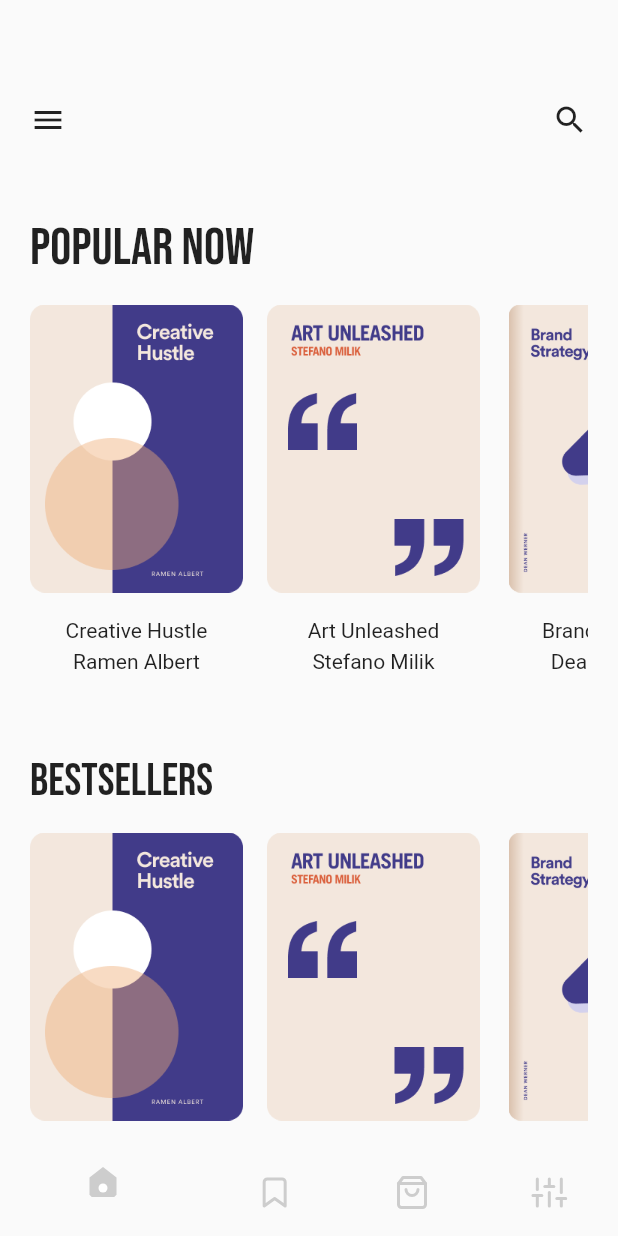
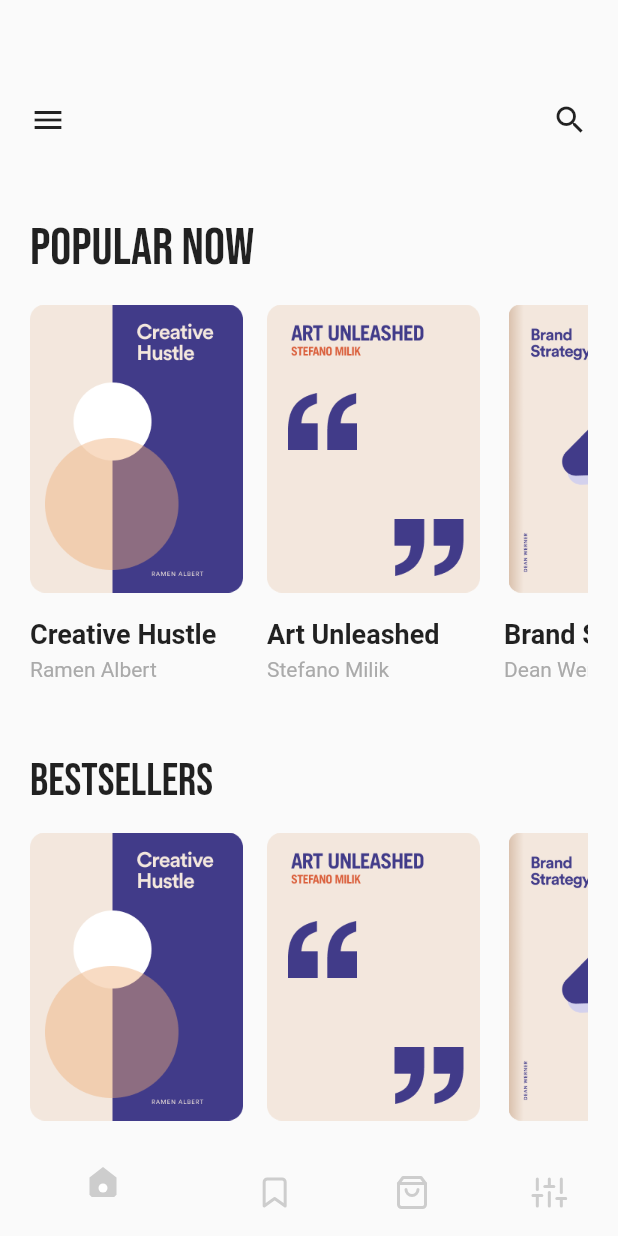
Before and after one commit to mavhungutrezzy/book_store, a Flutter app: the screen it shows after launch, on a phone screen of 412 x 824 dp. Run offline on Flutter 3.47's test engine with Material 2 defaults, Android fonts, the phone set to English and light mode, and no system bars; our stand-ins replace flutter_svg, google_fonts.

Commit message:
fixed column alignment & removed text Alignment

```diff
--- a/lib/screens/home/components/book_card.dart
+++ b/lib/screens/home/components/book_card.dart
@@ -2,6 +2,7 @@
 
 import 'package:flutter/material.dart';
 
+import '../../../constants.dart';
 import '../../../size_config.dart';
 
 
@@ -25,6 +26,7 @@ class BookCard extends StatelessWidget {
       child: Container(
         padding: EdgeInsets.only(right: 16),
         child: Column(
+          crossAxisAlignment: CrossAxisAlignment.start,
           children: [
             Image.asset(
               imageUrl,
@@ -32,16 +34,19 @@ class BookCard extends StatelessWidget {
               width: 142,
             ),
             SizedBox(height: 17.0),
-            Align(
-              alignment: Alignment.centerLeft,
-              child: Text(
+            Text(
                 title,
-              ),
+                style: TextStyle(
+                  fontWeight: FontWeight.bold,
+                  fontSize: 18,
+                ),
             ),
             SizedBox(height: 5.0,),
             Text(
               author,
-              textAlign: TextAlign.left,
+              style: TextStyle(
+                color: kSecondaryTextColor,
+              ),
             ),
           ],
         )
```
